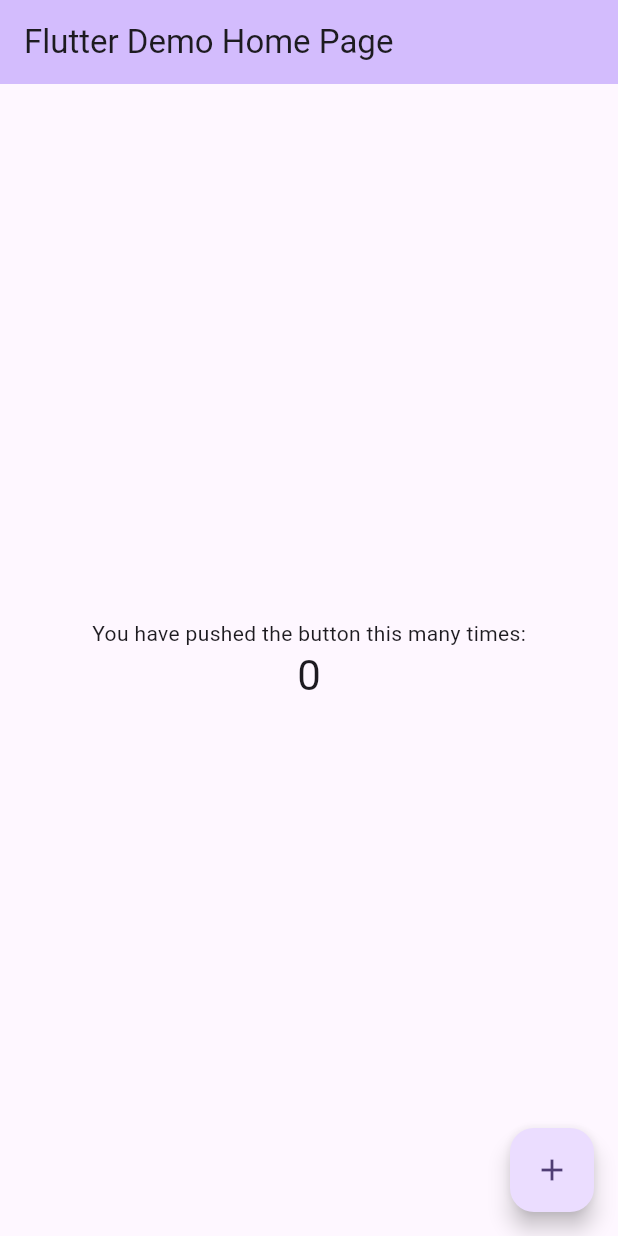
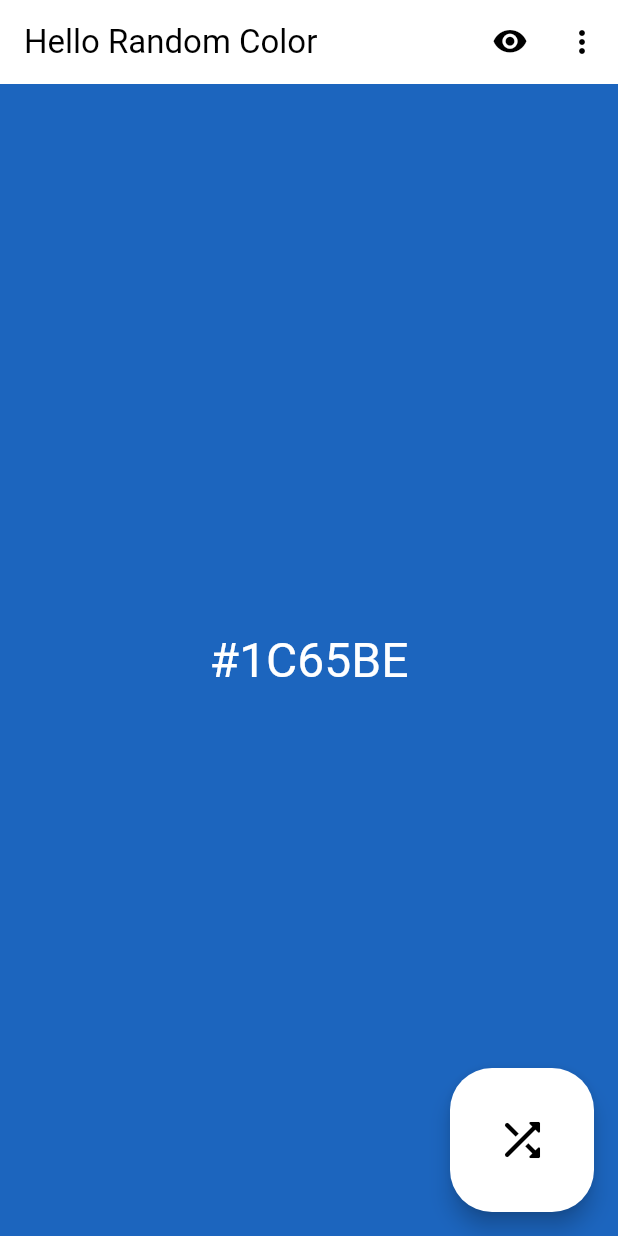
Before and after one commit to eduhoratiu/hello_random_color, a Flutter app: the screen it shows after launch, on a phone screen of 412 x 824 dp. Run offline on Flutter 3.47's test engine with Material 3 defaults, Android fonts, the phone set to English and light mode, and no system bars.

Commit message:
Import the existing app code

```diff
--- /dev/null
+++ b/lib/common/strings.dart
@@ -0,0 +1,22 @@
+// Copyright 2023 eduhoratiu (https://eduhoratiu.com/)
+// Use of this source code is governed by an MIT-style license that can be
+// found in the LICENSE file.
+
+/// String constants used in the user interface of the app.
+library;
+
+const String appName = 'Hello Random Color';
+
+// -----------------------------------------------------------------------------
+// Home Screen
+// -----------------------------------------------------------------------------
+
+const String homeScreenTitle = 'Hello Random Color';
+const String colorPreviewActionTooltip = 'Color preview';
+const String copyAction = 'Copy color code';
+const String aboutAction = 'About this Hello World app';
+
+const String homeFabTooltip = 'Next random color';
+
+String copiedSnack(String value) => '$value copied to clipboard';
+String copiedErrorSnack(String value) => 'Copy to clipboard failed: $value';
--- /dev/null
+++ b/lib/common/urls.dart
@@ -0,0 +1,8 @@
+// Copyright 2023 eduhoratiu (https://eduhoratiu.com/)
+// Use of this source code is governed by an MIT-style license that can be
+// found in the LICENSE file.
+
+/// URL constants used in the app.
+library;
+
+const String aboutUrl = 'https://github.com/eduhoratiu/hello_random_color';
--- a/lib/main.dart
+++ b/lib/main.dart
@@ -1,125 +1,50 @@
+// Copyright 2023 eduhoratiu (https://eduhoratiu.com/)
+// Use of this source code is governed by an MIT-style license that can be
+// found in the LICENSE file.
+
 import 'package:flutter/material.dart';
 
+import 'common/strings.dart' as strings;
+import 'screens/home_screen.dart';
+
+/// The entry point of the app.
 void main() {
-  runApp(const MyApp());
+  runApp(const HelloRandomColorApp());
 }
 
-class MyApp extends StatelessWidget {
-  const MyApp({super.key});
+/// The root widget of the app, a [MaterialApp] that defines the app themes and the home screen.
+class HelloRandomColorApp extends StatelessWidget {
+  /// Creates a new Hello Random Color app.
+  const HelloRandomColorApp({Key? key}) : super(key: key);
 
-  // This widget is the root of your application.
   @override
   Widget build(BuildContext context) {
     return MaterialApp(
-      title: 'Flutter Demo',
+      debugShowCheckedModeBanner: false,
+      title: strings.appName,
+
+      // The light theme of the app (default)
       theme: ThemeData(
-        // This is the theme of your application.
-        //
-        // TRY THIS: Try running your application with "flutter run". You'll see
-        // the application has a purple toolbar. Then, without quitting the app,
-        // try changing the seedColor in the colorScheme below to Colors.green
-        // and then invoke "hot reload" (save your changes or press the "hot
-        // reload" button in a Flutter-supported IDE, or press "r" if you used
-        // the command line to start the app).
-        //
-        // Notice that the counter didn't reset back to zero; the application
-        // state is not lost during the reload. To reset the state, use hot
-        // restart instead.
-        //
-        // This works for code too, not just values: Most code changes can be
-        // tested with just a hot reload.
-        colorScheme: ColorScheme.fromSeed(seedColor: Colors.deepPurple),
-        useMaterial3: true,
+        brightness: Brightness.light,
+        colorScheme: ColorScheme.light(
+          primary: const ColorScheme.light().surface,
+          onPrimary: const ColorScheme.light().onSurface,
+          secondary: const ColorScheme.light().surface,
+          onSecondary: const ColorScheme.light().onSurface,
+        ),
       ),
-      home: const MyHomePage(title: 'Flutter Demo Home Page'),
+
+      // The dark theme of the app
+      darkTheme: ThemeData(
+        brightness: Brightness.dark,
+        colorScheme: ColorScheme.dark(
+          secondary: const ColorScheme.dark().surface,
+          onSecondary: const ColorScheme.dark().onSurface,
+        ),
+      ),
+
+      // The home screen of the app
+      home: const HomeScreen(),
     );
   }
 }
-
-class MyHomePage extends StatefulWidget {
-  const MyHomePage({super.key, required this.title});
-
-  // This widget is the home page of your application. It is stateful, meaning
-  // that it has a State object (defined below) that contains fields that affect
-  // how it looks.
-
-  // This class is the configuration for the state. It holds the values (in this
-  // case the title) provided by the parent (in this case the App widget) and
-  // used by the build method of the State. Fields in a Widget subclass are
-  // always marked "final".
-
-  final String title;
-
-  @override
-  State<MyHomePage> createState() => _MyHomePageState();
-}
-
-class _MyHomePageState extends State<MyHomePage> {
-  int _counter = 0;
-
-  void _incrementCounter() {
-    setState(() {
-      // This call to setState tells the Flutter framework that something has
-      // changed in this State, which causes it to rerun the build method below
-      // so that the display can reflect the updated values. If we changed
-      // _counter without calling setState(), then the build method would not be
-      // called again, and so nothing would appear to happen.
-      _counter++;
-    });
-  }
-
-  @override
-  Widget build(BuildContext context) {
-    // This method is rerun every time setState is called, for instance as done
-    // by the _incrementCounter method above.
-    //
-    // The Flutter framework has been optimized to make rerunning build methods
-    // fast, so that you can just rebuild anything that needs updating rather
-    // than having to individually change instances of widgets.
-    return Scaffold(
-      appBar: AppBar(
-        // TRY THIS: Try changing the color here to a specific color (to
-        // Colors.amber, perhaps?) and trigger a hot reload to see the AppBar
-        // change color while the other colors stay the same.
-        backgroundColor: Theme.of(context).colorScheme.inversePrimary,
-        // Here we take the value from the MyHomePage object that was created by
-        // the App.build method, and use it to set our appbar title.
-        title: Text(widget.title),
-      ),
-      body: Center(
-        // Center is a layout widget. It takes a single child and positions it
-        // in the middle of the parent.
-        child: Column(
-          // Column is also a layout widget. It takes a list of children and
-          // arranges them vertically. By default, it sizes itself to fit its
-          // children horizontally, and tries to be as tall as its parent.
-          //
-          // Column has various properties to control how it sizes itself and
-          // how it positions its children. Here we use mainAxisAlignment to
-          // center the children vertically; the main axis here is the vertical
-          // axis because Columns are vertical (the cross axis would be
-          // horizontal).
-          //
-          // TRY THIS: Invoke "debug painting" (choose the "Toggle Debug Paint"
-          // action in the IDE, or press "p" in the console), to see the
-          // wireframe for each widget.
-          mainAxisAlignment: MainAxisAlignment.center,
-          children: <Widget>[
-            const Text(
-              'You have pushed the button this many times:',
-            ),
-            Text(
-              '$_counter',
-              style: Theme.of(context).textTheme.headlineMedium,
-            ),
-          ],
-        ),
-      ),
-      floatingActionButton: FloatingActionButton(
-        onPressed: _incrementCounter,
-        tooltip: 'Increment',
-        child: const Icon(Icons.add),
-      ), // This trailing comma makes auto-formatting nicer for build methods.
-    );
-  }
-}
--- /dev/null
+++ b/lib/screens/color_preview_screen.dart
@@ -0,0 +1,36 @@
+// Copyright 2023 eduhoratiu (https://eduhoratiu.com/)
+// Use of this source code is governed by an MIT-style license that can be
+// found in the LICENSE file.
+
+import 'package:flutter/material.dart';
+
+import '../utils/color_utils.dart' as color_utils;
+
+/// The color preview screen.
+///
+/// This screen is filled with the specified color, and only displays the default back action in the
+/// app bar.
+class ColorPreviewScreen extends StatelessWidget {
+  /// Creates a new color preview screen.
+  const ColorPreviewScreen({
+    Key? key,
+    required this.color,
+  }) : super(key: key);
+
+  /// The color to preview.
+  final Color color;
+
+  @override
+  Widget build(BuildContext context) {
+    final Color contrastColor = color_utils.contrastColor(color);
+
+    return Scaffold(
+      backgroundColor: color,
+      appBar: AppBar(
+        backgroundColor: color,
+        foregroundColor: contrastColor,
+        elevation: 0.0,
+      ),
+    );
+  }
+}
--- /dev/null
+++ b/lib/screens/home_screen.dart
@@ -0,0 +1,153 @@
+// Copyright 2023 eduhoratiu (https://eduhoratiu.com/)
+// Use of this source code is governed by an MIT-style license that can be
+// found in the LICENSE file.
+
+import 'package:flutter/material.dart';
+import 'package:flutter/services.dart';
+
+import '../common/strings.dart' as strings;
+import '../common/urls.dart' as urls;
+import '../utils/color_utils.dart' as color_utils;
+import '../utils/utils.dart' as utils;
+import '../widgets/color_display.dart';
+import 'color_preview_screen.dart';
+
+/// The Home screen of the app.
+///
+/// This screen is the main screen of the app, and displays a random color.
+///
+/// The screen is filled with the random color, and displays the hexadecimal color code in the
+/// center. The user can shuffle the color being displayed, and can also copy the color code to the
+/// clipboard, or navigate to the Color Preview screen.
+class HomeScreen extends StatefulWidget {
+  /// Creates a new Home screen.
+  const HomeScreen({super.key});
+
+  @override
+  State<HomeScreen> createState() => _HomeScreenState();
+}
+
+/// The state of the Home screen.
+class _HomeScreenState extends State<HomeScreen> {
+  /// The current random color being displayed.
+  late Color _randomColor;
+
+  /// Generates a random color when the state is initialized.
+  @override
+  void initState() {
+    super.initState();
+    _shuffleColor(changeState: false);
+  }
+
+  /// Shuffles the random color being displayed, and optionally updates the state of the widget.
+  void _shuffleColor({bool changeState = true}) {
+    _randomColor = color_utils.randomColor();
+    if (changeState) setState(() {});
+  }
+
+  /// Perform the actions of the app bar.
+  void _onAppBarAction(_AppBarActions action) {
+    switch (action) {
+      // Navigate to the Color Preview screen
+      case _AppBarActions.colorPreview:
+        Navigator.push(
+          context,
+          MaterialPageRoute(
+            builder: (context) => ColorPreviewScreen(color: _randomColor),
+          ),
+        );
+        break;
+
+      // Copy the color code to the clipboard
+      case _AppBarActions.copy:
+        (() async {
+          ScaffoldMessengerState messengerState = ScaffoldMessenger.of(context);
+          String colorCode = color_utils.toHexString(_randomColor);
+          try {
+            await Clipboard.setData(ClipboardData(text: colorCode));
+            utils.showSnackBar(messengerState, strings.copiedSnack(colorCode));
+          } catch (error) {
+            utils.showSnackBar(
+                messengerState, strings.copiedErrorSnack(colorCode));
+          }
+        }());
+        break;
+
+      // Open the app home page in the default browser
+      case _AppBarActions.about:
+        utils.launchUrlExternal(context, urls.aboutUrl);
+        break;
+    }
+  }
+
+  @override
+  Widget build(BuildContext context) {
+    return Scaffold(
+      // The app bar with the title and main actions
+      appBar: _AppBar(
+        onAction: _onAppBarAction,
+      ),
+
+      // The body of the screen is the color display widget that is filled with the random color and
+      // displays the hexadecimal color code in the center, also animating color changes
+      body: ColorDisplay(
+        color: _randomColor,
+      ),
+
+      // The floating action button is used to shuffle the color being displayed
+      floatingActionButton: FloatingActionButton.large(
+        tooltip: strings.homeFabTooltip,
+        onPressed: () => _shuffleColor(),
+        child: const Icon(Icons.shuffle_rounded),
+      ),
+    );
+  }
+}
+
+/// The actions available in the app bar.
+enum _AppBarActions { colorPreview, copy, about }
+
+/// The app bar of the Home Screen.
+class _AppBar extends StatelessWidget implements PreferredSizeWidget {
+  const _AppBar({
+    Key? key,
+    required this.onAction,
+  }) : super(key: key);
+
+  /// The callback that is called when an app bar action is pressed.
+  final Function(_AppBarActions action) onAction;
+
+  @override
+  Widget build(BuildContext context) {
+    return AppBar(
+      title: const Text(strings.homeScreenTitle),
+      actions: <Widget>[
+        // The color preview action
+        IconButton(
+          icon: const Icon(Icons.visibility_rounded),
+          tooltip: strings.colorPreviewActionTooltip,
+          onPressed: () => onAction(_AppBarActions.colorPreview),
+        ),
+        PopupMenuButton<_AppBarActions>(
+          onSelected: onAction,
+          itemBuilder: (BuildContext context) =>
+              <PopupMenuEntry<_AppBarActions>>[
+            // The copy color code action
+            const PopupMenuItem<_AppBarActions>(
+              value: _AppBarActions.copy,
+              child: Text(strings.copyAction),
+            ),
+            // The app homepage action
+            const PopupMenuItem<_AppBarActions>(
+              value: _AppBarActions.about,
+              child: Text(strings.aboutAction),
+            ),
+          ],
+        ),
+      ],
+    );
+  }
+
+  @override
+  Size get preferredSize => const Size.fromHeight(kToolbarHeight);
+}
--- /dev/null
+++ b/lib/utils/color_utils.dart
@@ -0,0 +1,40 @@
+// Copyright 2023 eduhoratiu (https://eduhoratiu.com/)
+// Use of this source code is governed by an MIT-style license that can be
+// found in the LICENSE file.
+
+/// A collection of utility functions for working with colors.
+library;
+
+import 'dart:math';
+
+import 'package:flutter/material.dart';
+
+/// A random number generator used to generate random colors.
+Random _random = Random();
+
+/// Generates a random color.
+Color randomColor() {
+  return Color.fromARGB(
+    255,
+    _random.nextInt(256),
+    _random.nextInt(256),
+    _random.nextInt(256),
+  );
+}
+
+/// Returns the black or white contrast color of the given [Color].
+Color contrastColor(Color color) {
+  switch (ThemeData.estimateBrightnessForColor(color)) {
+    case Brightness.light:
+      return Colors.black;
+    case Brightness.dark:
+      return Colors.white;
+  }
+}
+
+/// Returns the hexadecimal string representation of the given [Color].
+String toHexString(Color color, {bool withHash = true}) {
+  final String hex =
+      (color.value & 0xFFFFFF).toRadixString(16).padLeft(6, '0').toUpperCase();
+  return withHash ? '#$hex' : hex;
+}
--- /dev/null
+++ b/lib/widgets/color_display.dart
@@ -0,0 +1,45 @@
+// Copyright 2023 eduhoratiu (https://eduhoratiu.com/)
+// Use of this source code is governed by an MIT-style license that can be
+// found in the LICENSE file.
+
+import 'package:flutter/material.dart';
+
+import '../utils/color_utils.dart' as color_utils;
+
+/// The color display widget.
+///
+/// The widget is filled with the specified color, and displays the hexadecimal color code in the
+/// center. It also animates color changes.
+class ColorDisplay extends StatelessWidget {
+  const ColorDisplay({
+    Key? key,
+    required this.color,
+  }) : super(key: key);
+
+  /// The color to display.
+  final Color color;
+
+  @override
+  Widget build(BuildContext context) {
+    final Color contrastColor = color_utils.contrastColor(color);
+
+    // Use an AnimatedContainer to animate the color change
+    return AnimatedContainer(
+      duration: const Duration(seconds: 1),
+      color: color,
+      width: double.infinity,
+      height: double.infinity,
+      alignment: Alignment.center,
+      padding: const EdgeInsets.all(16.0),
+
+      // Use a simple Text widget to display the hexadecimal color code
+      child: Text(
+        color_utils.toHexString(color),
+        style: Theme.of(context)
+            .textTheme
+            .headlineLarge!
+            .copyWith(color: contrastColor),
+      ),
+    );
+  }
+}
--- a/pubspec.yaml
+++ b/pubspec.yaml
@@ -31,6 +31,7 @@ dependencies:
   flutter:
     sdk: flutter
 
+  url_launcher: ^6.2.2
 
   # The following adds the Cupertino Icons font to your application.
   # Use with the CupertinoIcons class for iOS style icons.
```
Also changed, not shown: lib/utils/utils.dart (added, +25 -0 lines), pubspec.lock, 6 other files.
